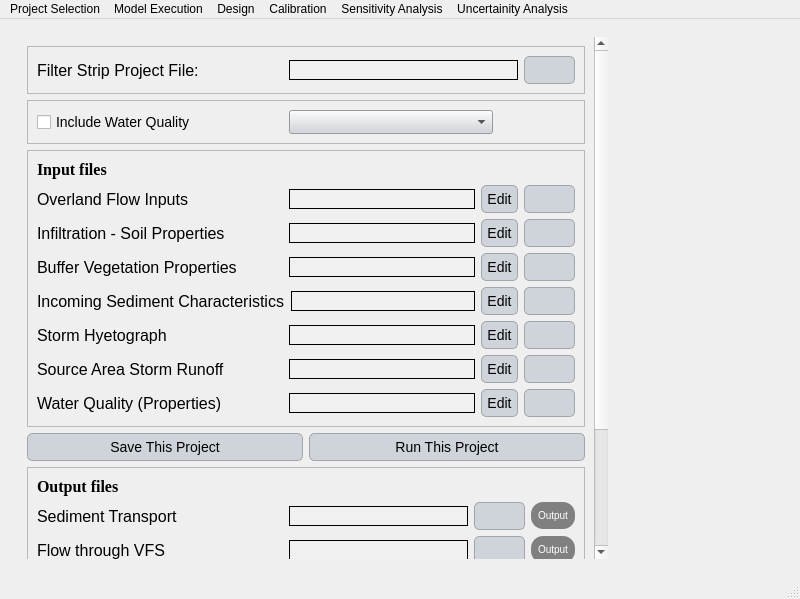
Old version of the form ui/Qvfsmod_dialog_base.ui in the repository Inigobarbe/VFSMOD-GUI.
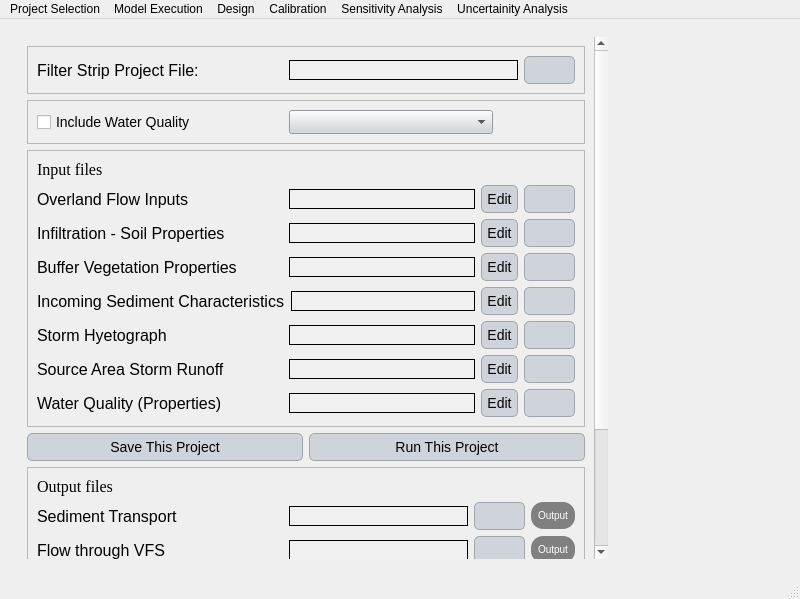
New version of the form. The open tabs and pages were chosen to show the change. Icons and pictures are not drawn.

```diff
--- a/ui/Qvfsmod_dialog_base.ui
+++ b/ui/Qvfsmod_dialog_base.ui
@@ -1332,9 +1332,9 @@
            <property name="geometry">
             <rect>
              <x>0</x>
-             <y>0</y>
+             <y>-188</y>
              <width>573</width>
-             <height>722</height>
+             <height>708</height>
             </rect>
            </property>
            <layout class="QGridLayout" name="gridLayout_17">
@@ -1460,8 +1460,6 @@
                   <font>
                    <family>Georgia</family>
                    <pointsize>-1</pointsize>
-                   <weight>75</weight>
-                   <bold>true</bold>
                   </font>
                  </property>
                  <property name="text">
@@ -1881,8 +1879,6 @@
                   <font>
                    <family>Georgia</family>
                    <pointsize>-1</pointsize>
-                   <weight>75</weight>
-                   <bold>true</bold>
                   </font>
                  </property>
                  <property name="text">
```
Left out of the diff: 188 changed lines with no effect on the pictures.
